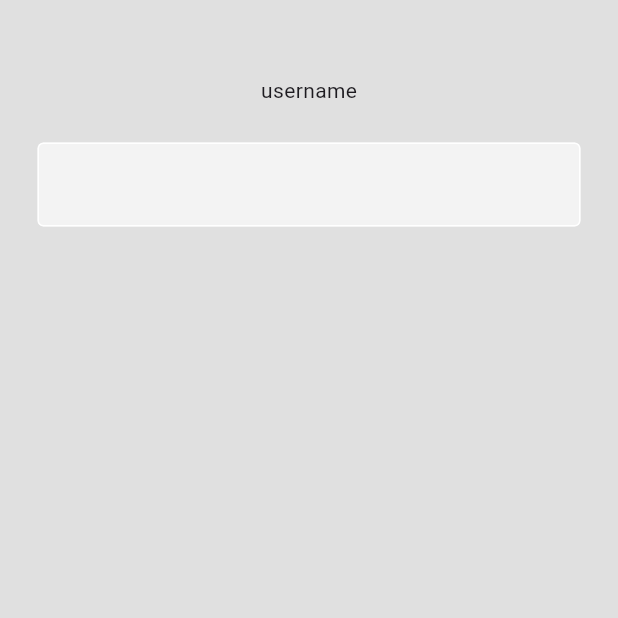
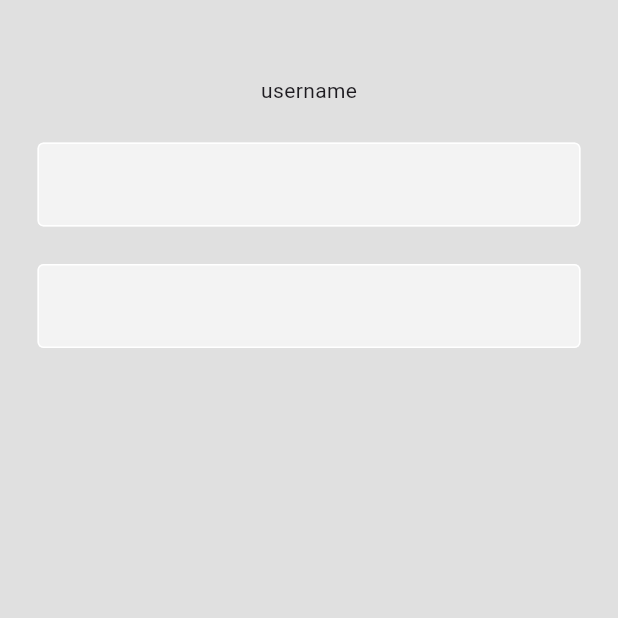
Before and after one commit to CableBK/login, a Flutter app: the screen it shows after launch, on a phone screen of 412 x 824 dp, the top half of it. Run offline on Flutter 3.47's test engine with Material 3 defaults, Android fonts, the phone set to English and light mode, and no system bars.

Commit message:
update clean code

```diff
--- /dev/null
+++ b/lib/components/textfield.dart
@@ -0,0 +1,23 @@
+import 'package:flutter/material.dart';
+
+class Textfield extends StatelessWidget {
+  const Textfield({super.key});
+
+  @override
+  Widget build(BuildContext context) {
+    return Padding(
+      padding: EdgeInsets.symmetric(horizontal: 25.0),
+      child: TextField(
+        decoration: InputDecoration(
+            enabledBorder: const OutlineInputBorder(
+              borderSide: BorderSide(color: Colors.white),
+            ),
+            focusedBorder: OutlineInputBorder(
+              borderSide: BorderSide(color: Colors.grey),
+            ),
+            fillColor: Colors.white60,
+            filled: true),
+      ),
+    );
+  }
+}
--- a/lib/pages/login_page.dart
+++ b/lib/pages/login_page.dart
@@ -1,4 +1,5 @@
 import 'package:flutter/material.dart';
+import 'package:login/components/textfield.dart';
 
 class LoginPage extends StatefulWidget {
   const LoginPage({super.key});
@@ -22,23 +23,10 @@ class _LoginPageState extends State<LoginPage> {
               Text(
                 'username',
               ),
-              const SizedBox(
-                height: 25,
-              ),
-              Padding(
-                padding: EdgeInsets.symmetric(horizontal: 25.0),
-                child: TextField(
-                  decoration: InputDecoration(
-                      enabledBorder: const OutlineInputBorder(
-                        borderSide: BorderSide(color: Colors.white),
-                      ),
-                      focusedBorder: OutlineInputBorder(
-                        borderSide: BorderSide(color: Colors.grey),
-                      ),
-                      fillColor: Colors.white60,
-                      filled: true),
-                ),
-              ),
+              const SizedBox(height: 25),
+              Textfield(),
+              SizedBox(height: 25),
+              Textfield(),
             ],
           ),
         ),
--- a/pubspec.yaml
+++ b/pubspec.yaml
@@ -45,7 +45,7 @@ dev_dependencies:
   # activated in the `analysis_options.yaml` file located at the root of your
   # package. See that file for information about deactivating specific lint
   # rules and activating additional ones.
-  flutter_lints: ^3.0.0
+  # flutter_lints: ^3.0.0
 
 # For information on the generic Dart part of this file, see the
 # following page: https://dart.dev/tools/pub/pubspec
```
Also changed, not shown: pubspec.lock.
